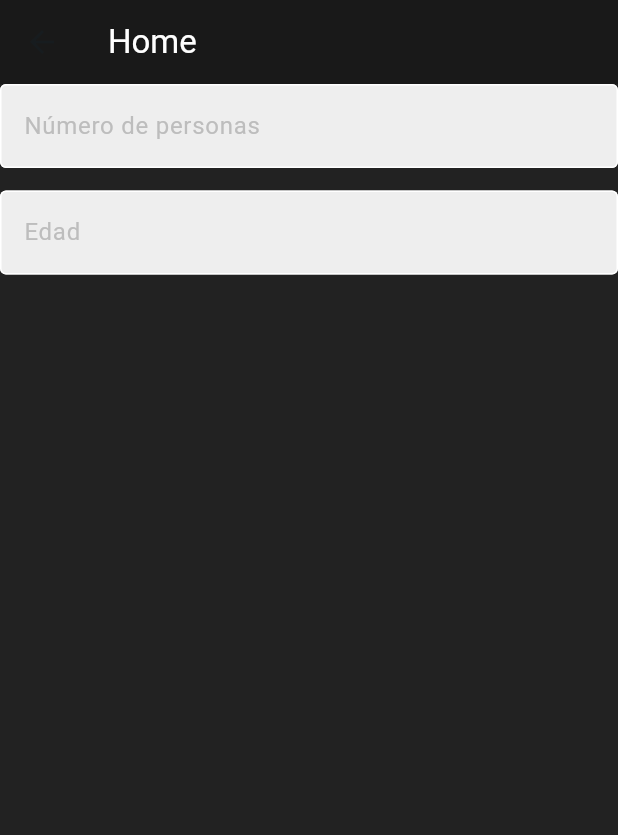
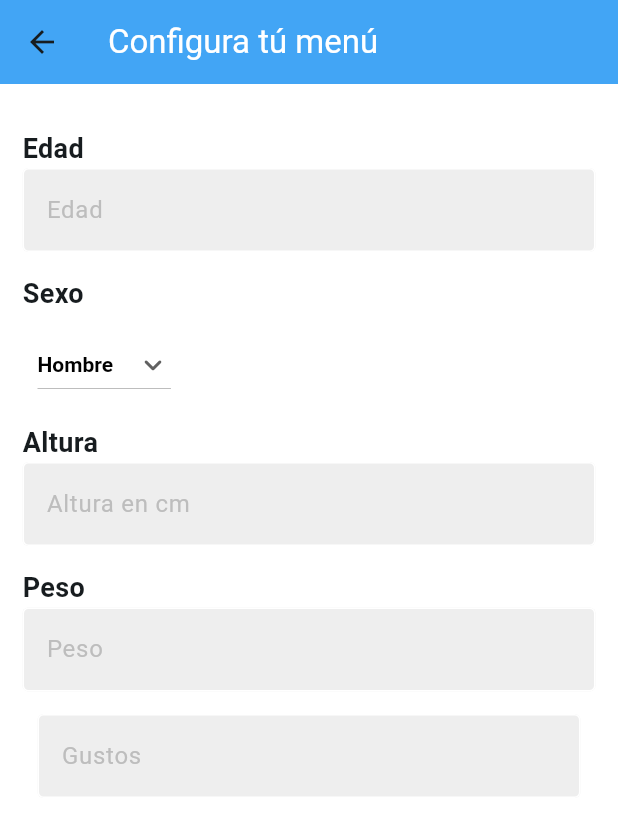
Before and after one commit to ManelTar/DietAI, a Flutter app: the ConfigScreen screen opened directly, on a phone screen of 412 x 824 dp. Shown: the top 835 px of the screen. Run offline on Flutter 3.47's test engine with Material 3 defaults, Android fonts, the light colour scheme and no system bars; our stand-ins replace cloud_firestore, firebase_auth, firebase_core, firebase_storage, google_sign_in, image_picker and 2 more; missing offline and left inert: deepseek_client; accounts and stored records are empty; network calls fail.

Commit message:
Ccambiada paleta de colores y empezado formulario config menus

```diff
--- a/lib/components/menu_items.dart
+++ b/lib/components/menu_items.dart
@@ -20,7 +20,7 @@ class MenuItems extends StatelessWidget {
           child: Container(
             height: 50,
             width: 250,
-            color: Colors.blueGrey[200],
+            color: Colors.blue[300],
             child: Padding(
               padding: EdgeInsets.only(top: 15),
               child: Text(
@@ -41,7 +41,7 @@ class MenuItems extends StatelessWidget {
           child: Container(
             height: 50,
             width: 250,
-            color: Colors.blueGrey[100],
+            color: Colors.blue[200],
             child: Padding(
               padding: EdgeInsets.only(top: 15),
               child: Text(
@@ -63,7 +63,7 @@ class MenuItems extends StatelessWidget {
           child: Container(
             height: 50,
             width: 250,
-            color: Colors.blueGrey[50],
+            color: Colors.blue[100],
             child: Padding(
               padding: EdgeInsets.only(top: 15),
               child: Text(
--- a/lib/components/my_button.dart
+++ b/lib/components/my_button.dart
@@ -3,7 +3,8 @@ import 'package:flutter/material.dart';
 class MyButton extends StatelessWidget {
   final String text;
   final Function()? onTap;
-  const MyButton({super.key, required this.text, required this.onTap});
+  final Color color;
+  const MyButton({super.key, required this.text, required this.onTap, required this.color});
 
   @override
   Widget build(BuildContext context) {
@@ -13,7 +14,7 @@ class MyButton extends StatelessWidget {
         padding: const EdgeInsets.all(25),
         margin: const EdgeInsets.symmetric(horizontal: 65),
         decoration: BoxDecoration(
-            color: Colors.black, borderRadius: BorderRadius.circular(10)),
+            color: color, borderRadius: BorderRadius.circular(10)),
         child: Center(
             child: Text(
           text,
--- a/lib/components/my_lista_card.dart
+++ b/lib/components/my_lista_card.dart
@@ -10,7 +10,9 @@ class ListaCard extends StatelessWidget {
   Widget build(BuildContext context) {
     return Card(
       margin: const EdgeInsets.symmetric(vertical: 8),
-      color: Colors.white,
+      color: Colors.grey[200],
+      shadowColor: Colors.grey,
+      elevation: 1.5,
       child: Padding(
         padding: const EdgeInsets.all(16),
         child: Column(
--- a/lib/components/my_pop_button.dart
+++ b/lib/components/my_pop_button.dart
@@ -13,8 +13,8 @@ class MyPopButton extends StatelessWidget {
           bodyBuilder: (context) => MenuItems(),
           width: 250,
           height: 150,
-          backgroundColor: Colors.blueGrey.shade100),
-      child: const Icon(Icons.add_box_rounded, color: Colors.white70, size: 35,),
+          backgroundColor: Colors.blue.shade400),
+      child: Icon(Icons.add_box_rounded, color: Colors.blue.shade400, size: 50,),
     );
   }
 }
--- /dev/null
+++ b/lib/components/my_text_title.dart
@@ -0,0 +1,21 @@
+import 'package:flutter/material.dart';
+
+class MyTextTitle extends StatelessWidget {
+  final String text;
+  const MyTextTitle({super.key, required this.text});
+
+  @override
+  Widget build(BuildContext context) {
+    return Padding(
+      padding: EdgeInsets.only(left: 15),
+      child: Row(
+        children: [
+          Text(
+            text,
+            style: TextStyle(fontWeight: FontWeight.bold, fontSize: 18),
+          )
+        ],
+      ),
+    );
+  }
+}
--- a/lib/components/my_textoform.dart
+++ b/lib/components/my_textoform.dart
@@ -1,22 +1,32 @@
 import 'package:flutter/material.dart';
 
 class MyTextoform extends StatelessWidget {
+  final String textInput;
   final String text;
-  const MyTextoform({super.key, required this.text});
+  const MyTextoform({super.key, required this.textInput, required this.text});
 
   @override
   Widget build(BuildContext context) {
-    return TextFormField(
+    return Padding(
+      padding: EdgeInsets.symmetric(horizontal: 15),
+      child: Column(children: [
+        Row(mainAxisAlignment: MainAxisAlignment.start, children: [
+          Text(
+            text,
+            style: TextStyle(fontWeight: FontWeight.bold, fontSize: 18),
+          )
+        ]),
+        TextFormField(
           decoration: InputDecoration(
               enabledBorder: const OutlineInputBorder(
                 borderSide: BorderSide(color: Colors.white),
               ),
               focusedBorder: OutlineInputBorder(
                   borderSide: BorderSide(color: Colors.grey.shade400),
-                borderRadius: const BorderRadius.all(Radius.circular(10))),
+                  borderRadius: const BorderRadius.all(Radius.circular(15))),
               fillColor: Colors.grey.shade200,
               filled: true,
-            hintText: text,
+              hintText: textInput,
               hintStyle: TextStyle(color: Colors.grey[400])),
           keyboardType:
               TextInputType.number, // Esto hace que salga el teclado numérico
@@ -30,6 +40,8 @@ class MyTextoform extends StatelessWidget {
             }
             return null;
           },
+        ),
+      ]),
     );
   }
 }
--- a/lib/screens/config_screen.dart
+++ b/lib/screens/config_screen.dart
@@ -1,5 +1,7 @@
 import 'package:flutter/material.dart';
 import 'package:flutter/services.dart';
+import 'package:proyecto_practica_ia/components/my_text_title.dart';
+import 'package:proyecto_practica_ia/components/my_textfield.dart';
 import 'package:proyecto_practica_ia/components/my_textoform.dart';
 
 class ConfigScreen extends StatefulWidget {
@@ -10,28 +12,89 @@ class ConfigScreen extends StatefulWidget {
 }
 
 class _ConfigScreenState extends State<ConfigScreen> {
-  String valorDropDown = 'Uno';
+  final gustosController = TextEditingController();
+  final disgustosController = TextEditingController();
+  String valorDropDown = 'Hombre';
   @override
   Widget build(BuildContext context) {
     return Scaffold(
-      backgroundColor: Colors.black87,
+      backgroundColor: Colors.white,
       appBar: AppBar(
-        backgroundColor: const Color.fromARGB(67, 0, 0, 0),
+        backgroundColor: Colors.blue.shade400,
         title: const Text(
-          "Home",
+          "Configura tú menú",
           style: TextStyle(color: Colors.white),
         ),
       ),
       body: SafeArea(
           child: Column(
         children: [
-          // Personas
-          MyTextoform(text: "Número de personas"),
+          const SizedBox(
+            height: 15,
+          ),
           const SizedBox(
             height: 15,
           ),
           // Edad
-          MyTextoform(text: "Edad")
+          MyTextoform(
+            text: "Edad",
+            textInput: "Edad",
+          ),
+          const SizedBox(
+            height: 15,
+          ),
+          // Sexo (dropdown)
+          MyTextTitle(text: "Sexo"),
+          Padding(
+            padding: EdgeInsets.only(left: 25, top: 10),
+            child: Row(children: [
+              DropdownButton<String>(
+                borderRadius: BorderRadius.circular(15),
+                value: valorDropDown,
+                icon: const Icon(Icons.keyboard_arrow_down_rounded),
+                style: TextStyle(
+                    color: Colors.black,
+                    fontWeight: FontWeight.bold,
+                    fontSize: 14),
+                onChanged: (value) {
+                  setState(() {
+                    valorDropDown = value!;
+                  });
+                },
+                items: const [
+                  DropdownMenuItem<String>(
+                      value: "Hombre", child: Text("Hombre")),
+                  DropdownMenuItem<String>(
+                      value: "Mujer", child: Text("Mujer")),
+                  DropdownMenuItem<String>(
+                      value: "No binario", child: Text("No binario")),
+                ],
+              ),
+            ]),
+          ),
+          const SizedBox(
+            height: 15,
+          ),
+          MyTextoform(textInput: "Altura en cm", text: "Altura"),
+          const SizedBox(
+            height: 15,
+          ),
+          MyTextoform(textInput: "Peso", text: "Peso"),
+          // Altura
+          // Peso
+          // Alergias (multiselect)
+          // Intoleranciasconst
+          const SizedBox(
+            height: 15,
+          ),
+          // Preferencias (gustos y disgustos)
+          MyTextfield(
+              controller: gustosController,
+              hintText: "Gustos",
+              keyboardType: TextInputType.multiline)
+          // Tipo de dieta
+          // Restricciones culturales
+          // Precio
         ],
       )),
     );
--- a/lib/screens/login_screen.dart
+++ b/lib/screens/login_screen.dart
@@ -71,7 +71,7 @@ class _LoginScreenState extends State<LoginScreen> {
   @override
   Widget build(BuildContext context) {
     return Scaffold(
-        backgroundColor: Colors.grey[300],
+        backgroundColor: Colors.grey[100],
         body: SafeArea(
             child: ConstrainedBox(
           constraints: BoxConstraints(),
@@ -114,6 +114,7 @@ class _LoginScreenState extends State<LoginScreen> {
                 MyButton(
                   text: 'Inicia Sesión',
                   onTap: iniciarSesion,
+                  color: Colors.blue.shade400,
                 ),
                 const SizedBox(height: 25),
                 Padding(
--- a/lib/screens/singin_screen.dart
+++ b/lib/screens/singin_screen.dart
@@ -119,6 +119,7 @@ class _LoginScreenState extends State<SinginScreen> {
                 MyButton(
                   text: 'Crear cuenta',
                   onTap: crearSesion,
+                  color: Colors.blue.shade400,
                 ),
                 const SizedBox(height: 25),
                 Padding(
--- a/pubspec.yaml
+++ b/pubspec.yaml
@@ -43,6 +43,7 @@ dependencies:
   flutter_dotenv: ^5.2.1
   popover: ^0.3.1
   image_picker: ^1.1.2
+  loading_animation_widget: ^1.3.0
 
 dev_dependencies:
   flutter_test:
```
Also changed, not shown: lib/components/my_card.dart (+7 -4 lines), lib/components/my_profile_picture.dart (+21 -6 lines), lib/repositories/user_repository.dart (added, +14 -0 lines), lib/screens/home_screen.dart (+33 -15 lines), lib/screens/lista_screen.dart (+18 -4 lines), lib/screens/menu_screen.dart (+8 -8 lines), pubspec.lock, 1 other file. Lines whose indentation alone changed are shown as unchanged.
